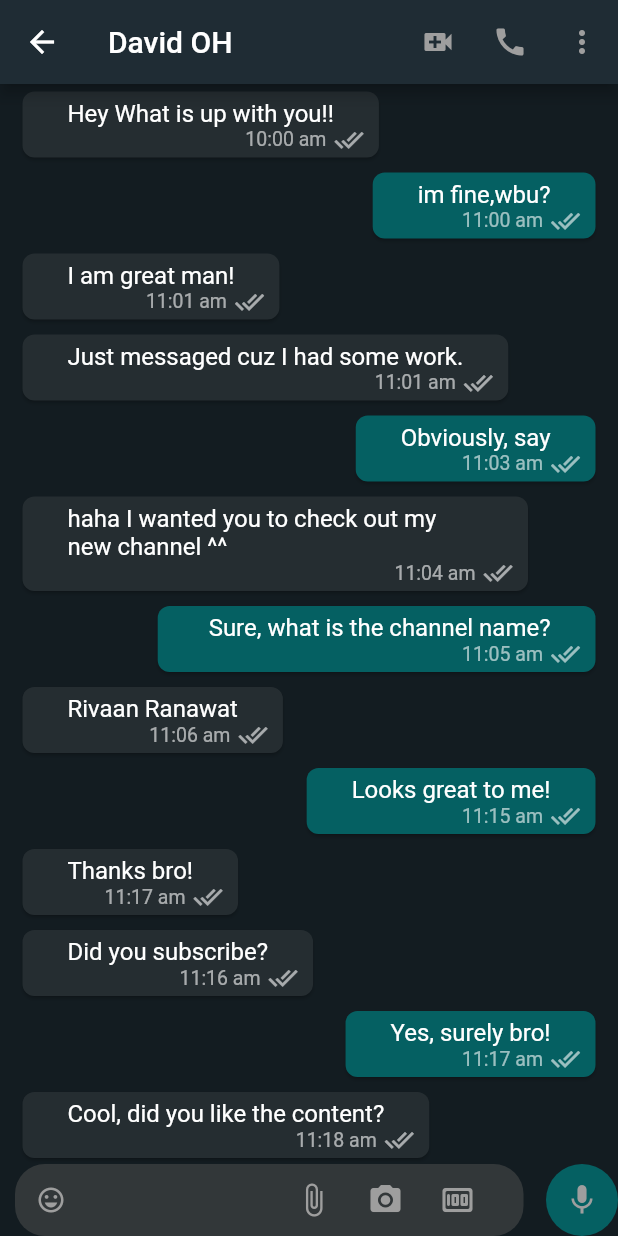
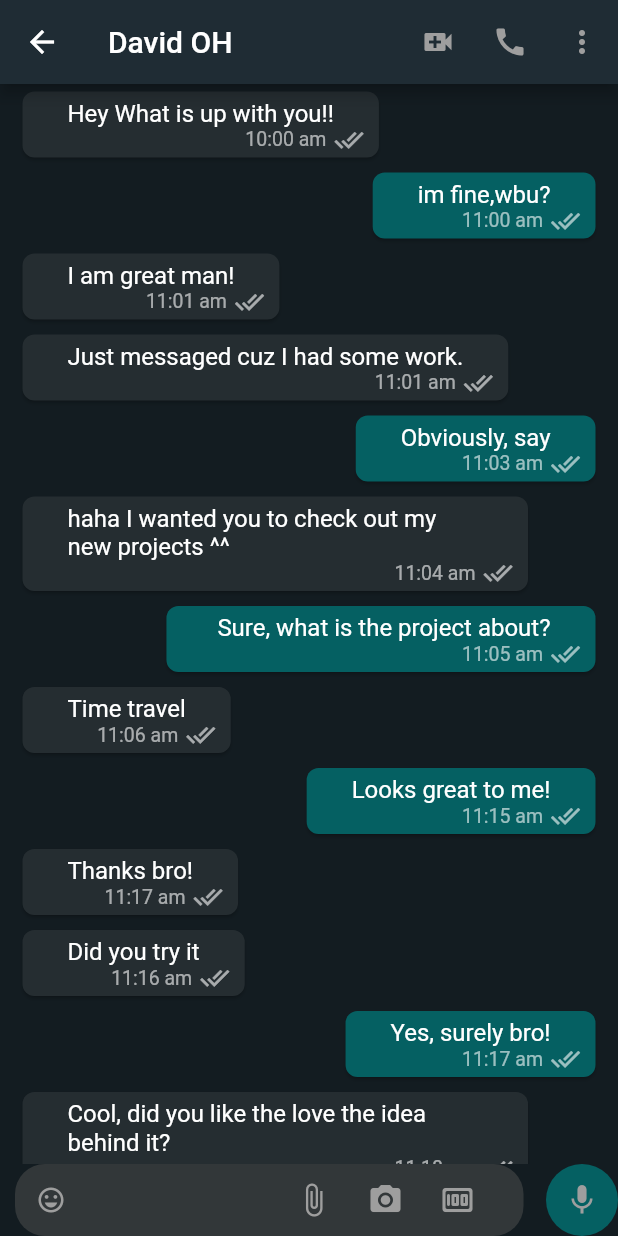
Before and after one commit to olagookundavid/new, a Flutter app: the screen it shows after launch, after a tap on "David OH", on a phone screen of 412 x 824 dp. Run offline on Flutter 3.47's test engine with Material 2 defaults, Android fonts, the phone set to English and light mode, and no system bars; network calls fail.

Commit message:
changed info dialogue

```diff
--- a/lib/info.dart
+++ b/lib/info.dart
@@ -83,17 +83,17 @@ const messages = [
   {"isMe": true, "text": "Obviously, say", "time": "11:03 am"},
   {
     "isMe": false,
-    "text": "haha I wanted you to check out my new channel ^^",
+    "text": "haha I wanted you to check out my new projects ^^",
     "time": "11:04 am"
   },
   {
     "isMe": true,
-    "text": " Sure, what is the channel name?",
+    "text": " Sure, what is the project about?",
     "time": "11:05 am"
   },
   {
     "isMe": false,
-    "text": "Rivaan Ranawat",
+    "text": "Time travel",
     "time": "11:06 am",
   },
   {
@@ -102,11 +102,11 @@ const messages = [
     "time": "11:15 am",
   },
   {"isMe": false, "text": "Thanks bro!", "time": "11:17 am"},
-  {"isMe": false, "text": "Did you subscribe?", "time": "11:16 am"},
+  {"isMe": false, "text": "Did you try it", "time": "11:16 am"},
   {"isMe": true, "text": "Yes, surely bro!", "time": "11:17 am"},
   {
     "isMe": false,
-    "text": "Cool, did you like the content?",
+    "text": "Cool, did you like the love the idea behind it?",
     "time": "11:18 am",
   },
   {
@@ -119,4 +119,19 @@ const messages = [
     "text": "OMG! Woah! Thanks!",
     "time": "11:20 am",
   },
+  {
+    "isMe": true,
+    "text": "Can't wait for it to take-off",
+    "time": "11:21 am",
+  },
+  {
+    "isMe": false,
+    "text": "Outshallah",
+    "time": "11:23 am",
+  },
+  {
+    "isMe": true,
+    "text": "Lol",
+    "time": "11:25 am",
+  },
 ];
```
